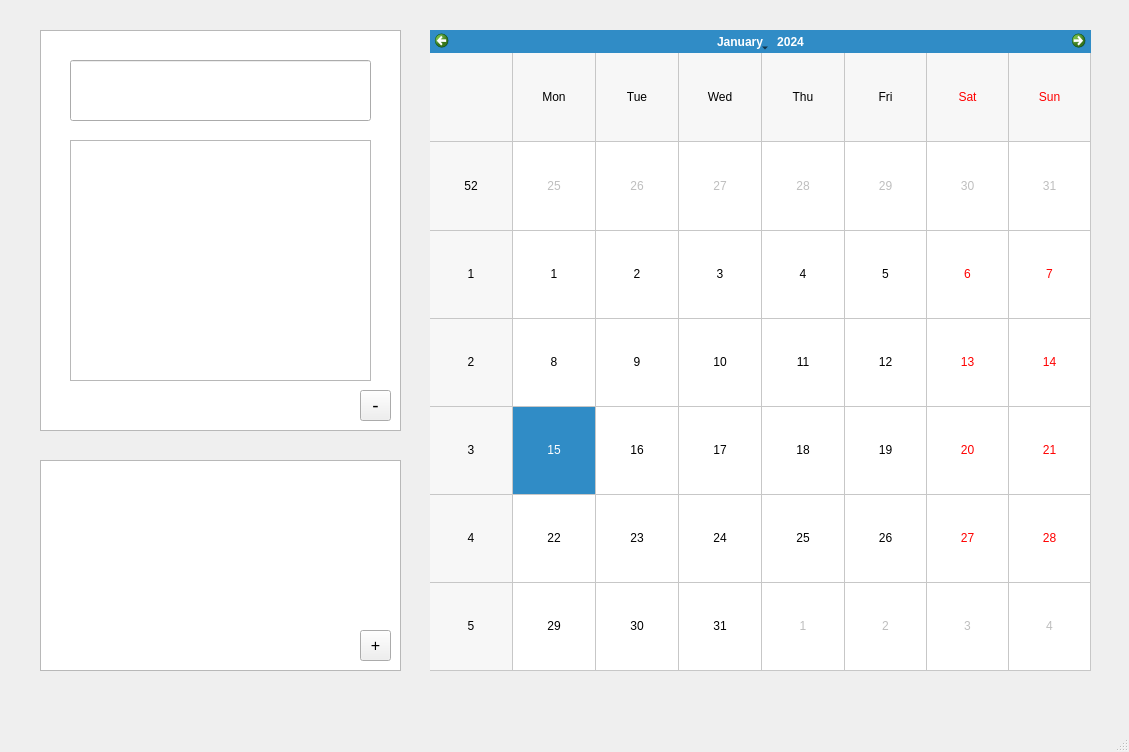
First picture: the form in main.ui, repository MicahNE/ForecastApp, before the edit.
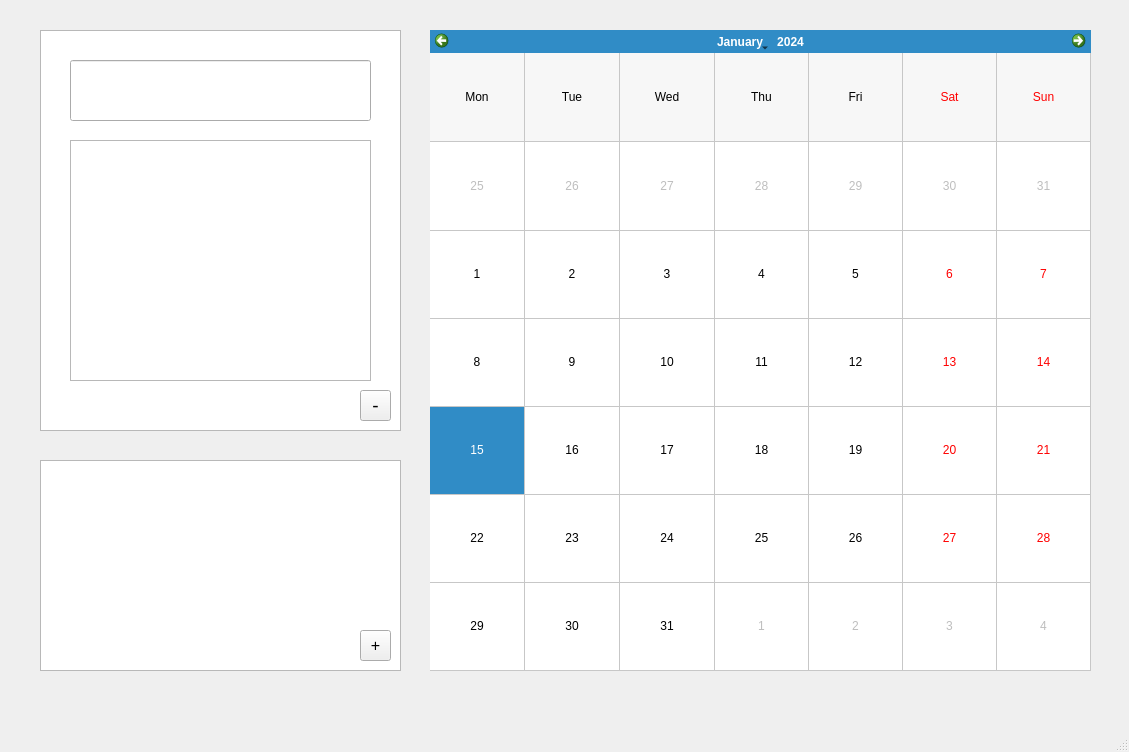
Second picture: the form after the edit.

Commit message:
Remove Week Numbers
removed the week numbers from the calendar.

Diff of the .ui file:
```diff
--- a/main.ui
+++ b/main.ui
@@ -38,6 +38,9 @@
     <property name="gridVisible">
      <bool>true</bool>
     </property>
+    <property name="verticalHeaderFormat">
+     <enum>QCalendarWidget::NoVerticalHeader</enum>
+    </property>
     <property name="navigationBarVisible">
      <bool>true</bool>
     </property>
```
The commit also changes 2 other files.
